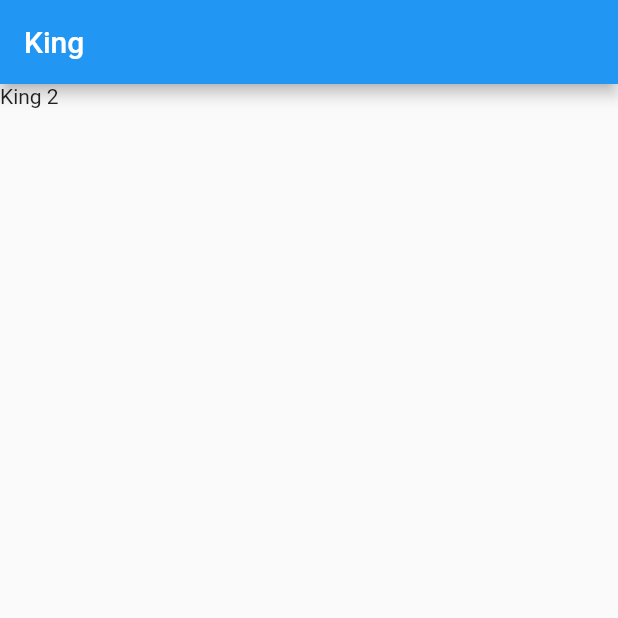
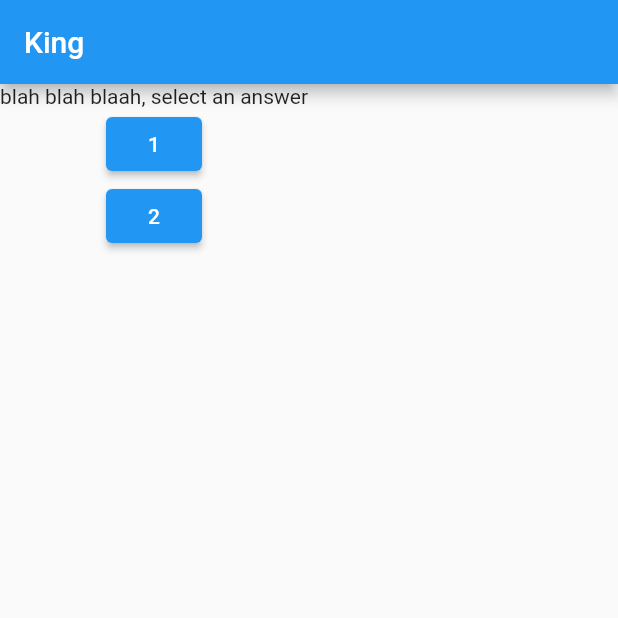
Before and after one commit to Ibrahim-Lokman/RedDot_Learning, a Flutter app: the screen it shows after launch, on a phone screen of 412 x 824 dp, the top half of it. Run offline on Flutter 3.47's test engine with Material 2 defaults, Android fonts, the phone set to English and light mode, and no system bars.

Commit message:
Basic push

```diff
--- a/lib/main.dart
+++ b/lib/main.dart
@@ -1,10 +1,17 @@
 import 'package:flutter/material.dart';
+
+//flutter section 2 Files
 
 void main() {
   runApp(MyApp());
 }
 
 class MyApp extends StatelessWidget {
+
+  void selectedAnswer(){
+    print("function called");
+  }
+
   @override
   Widget build(BuildContext context) {
     return MaterialApp (
@@ -12,7 +19,19 @@ class MyApp extends StatelessWidget {
         appBar: AppBar(
           title : Text("King"),
         ),
-        body: Text("King 2"),
+        body: Column(
+          children: [
+            Text("blah blah blaah, select an answer"),
+            ElevatedButton(
+              child: Text("1"),
+              onPressed: selectedAnswer, //function defined above
+            ),
+            ElevatedButton(
+              child: Text("2"),
+              onPressed: () => print("anonymous function"), // anonymous function
+            ),
+          ],
+        ),
       )
     );
   }
```
